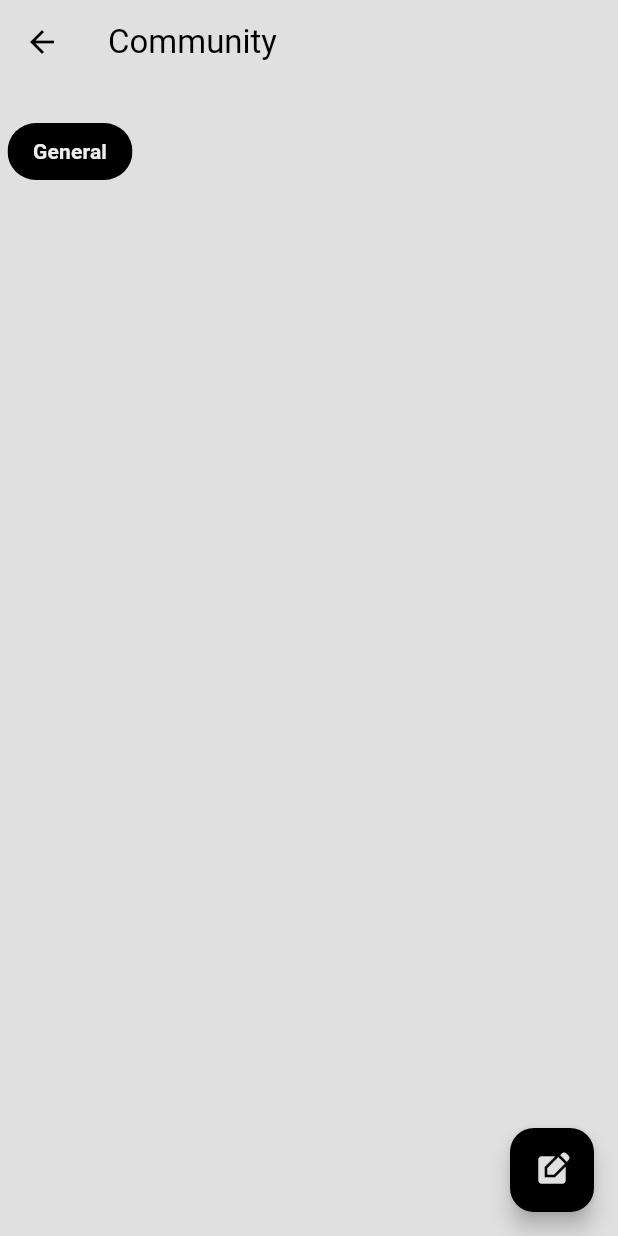
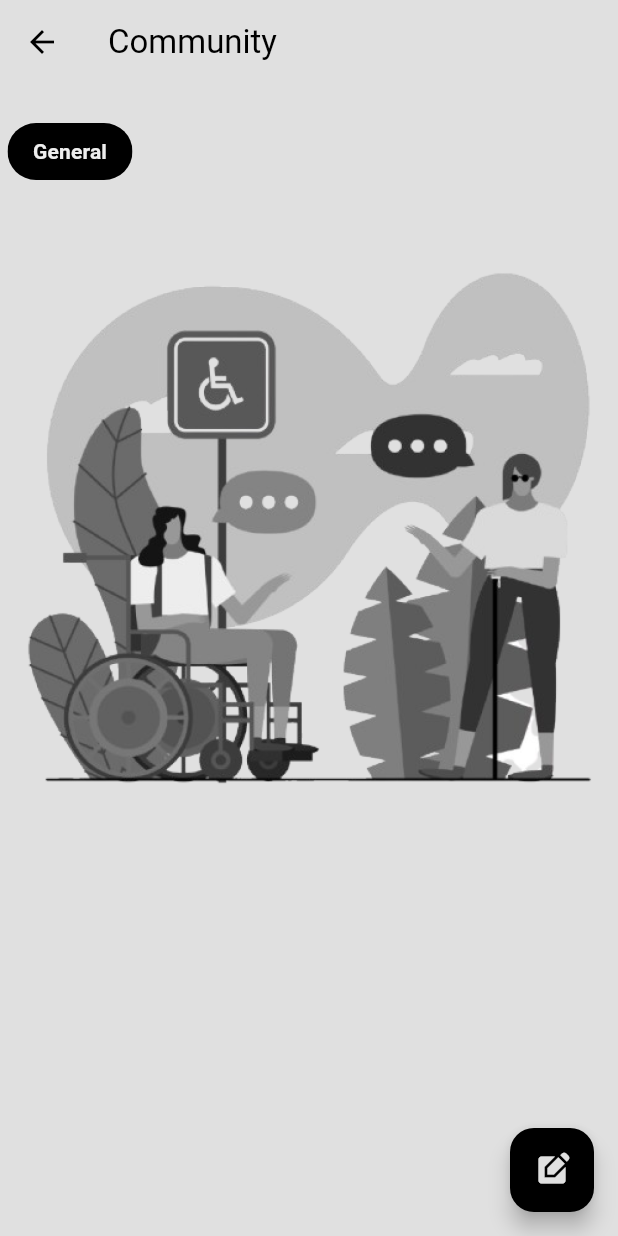
Before and after one commit to Jagjit0306/Myriad, a Flutter app: the CommunityPage screen opened by its route, on a phone screen of 412 x 824 dp. Run offline on Flutter 3.47's test engine with Material 3 defaults, Android fonts, the phone set to English and light mode, and no system bars; our stand-ins replace audioplayers, camera, cloud_firestore, dash_chat_2, firebase_auth, firebase_core and 9 more; missing offline and left inert: colornames, google_maps_webservice; accounts and stored records are empty; generated files the repository leaves out were written again.

Commit message:
( #ISSUE 43 )

```diff
--- a/myriad/lib/pages/community_page.dart
+++ b/myriad/lib/pages/community_page.dart
@@ -54,19 +54,24 @@ class _CommunityPageState extends State<CommunityPage> {
           Navigator.pushNamed(context, '/new_thread');
         },
       ),
-      body: CustomScrollView(
-        physics: const BouncingScrollPhysics(), // Enable bouncing physics
-        slivers: [
-          // Add MyChips in a Sliver
-          SliverToBoxAdapter(
-            child: MyChips(
+      body: Column(
+        children: [
+          MyChips(
         categories: categories,
         updateChips: (currCat, index) {
           setState(() {
-                  categories[index] = {currCat.keys.first: !currCat.values.first};
+            categories[index] = {
+          currCat.keys.first: !currCat.values.first
+            };
           });
         },
           ),
+          Expanded(
+        child: CustomScrollView(
+          physics: const BouncingScrollPhysics(), // Enable bouncing physics
+          slivers: [
+            SliverToBoxAdapter(
+          child: Image.asset('assets/community_asset.png'),
             ),
             // Add Community Posts
             StreamBuilder(
@@ -98,7 +103,8 @@ class _CommunityPageState extends State<CommunityPage> {
                 .contains(category));
 
                 if (!hasMatchingCategory) {
-                        return const SizedBox.shrink(); // Skip this post if no match
+              return const SizedBox
+                  .shrink(); // Skip this post if no match
                 }
 
                 return CommunityPost(
@@ -120,6 +126,9 @@ class _CommunityPageState extends State<CommunityPage> {
             ),
           ],
         ),
+          ),
+        ],
+      ),
     );
   }
 }
--- a/myriad/pubspec.yaml
+++ b/myriad/pubspec.yaml
@@ -39,6 +39,7 @@ flutter:
   assets:
     - assets/logo.svg
     - assets/login_asset.png
+    - assets/community_asset.png
     - assets/google_icon.png
     - assets/scream.mp3
     - assets/chirping.mp3
```
Also changed, not shown: myriad/assets/community_asset.png. Lines whose indentation alone changed are shown as unchanged.
